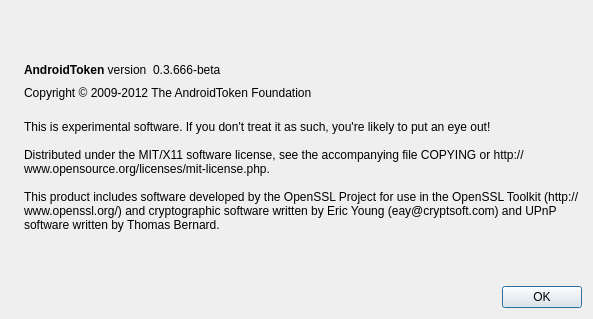
Old version of the form src/qt/forms/aboutdialog.ui in the repository CryptoRepairCrew/Android-Token-V2.
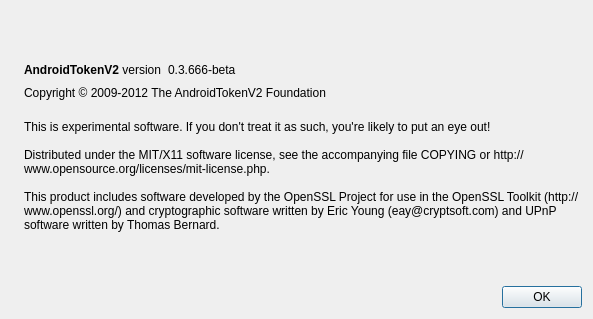
New version of the form. Icons and pictures are not drawn.

Commit message: AndroidToken -> AndroidTokenV2

Diff of the .ui file:
```diff
--- a/src/qt/forms/aboutdialog.ui
+++ b/src/qt/forms/aboutdialog.ui
@@ -50,7 +50,7 @@
           <cursorShape>IBeamCursor</cursorShape>
          </property>
          <property name="text">
-          <string>&lt;b&gt;AndroidToken&lt;/b&gt; version</string>
+          <string>&lt;b&gt;AndroidTokenV2&lt;/b&gt; version</string>
          </property>
          <property name="textInteractionFlags">
           <set>Qt::LinksAccessibleByMouse|Qt::TextSelectableByKeyboard|Qt::TextSelectableByMouse</set>
@@ -91,7 +91,7 @@
         <cursorShape>IBeamCursor</cursorShape>
        </property>
        <property name="text">
-        <string>Copyright © 2009-2012 The AndroidToken Foundation</string>
+        <string>Copyright © 2009-2012 The AndroidTokenV2 Foundation</string>
        </property>
        <property name="textInteractionFlags">
         <set>Qt::LinksAccessibleByMouse|Qt::TextSelectableByKeyboard|Qt::TextSelectableByMouse</set>
```
Left out of the diff: 2 changed lines with no effect on the pictures. The commit also changes 47 other files.
